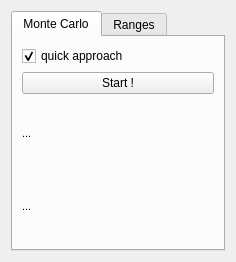
First picture: the form in fit/optimist.ui, repository mariogeiger/ellipsofit, before the edit.
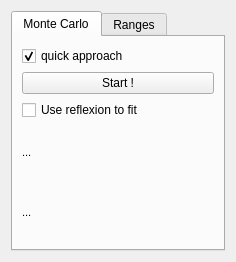
Second picture: the form after the edit. Icons and pictures are not drawn.

Commit message: montecarlo with reflexion

Patch:
```diff
--- a/fit/optimist.ui
+++ b/fit/optimist.ui
@@ -51,6 +51,13 @@
          </property>
         </widget>
        </item>
+       <item>
+        <widget class="QCheckBox" name="reflexionfit">
+         <property name="text">
+          <string>Use reflexion to fit</string>
+         </property>
+        </widget>
+       </item>
        <item>
         <widget class="QLabel" name="label_8">
          <property name="text">
```
The commit also changes 7 other files.
